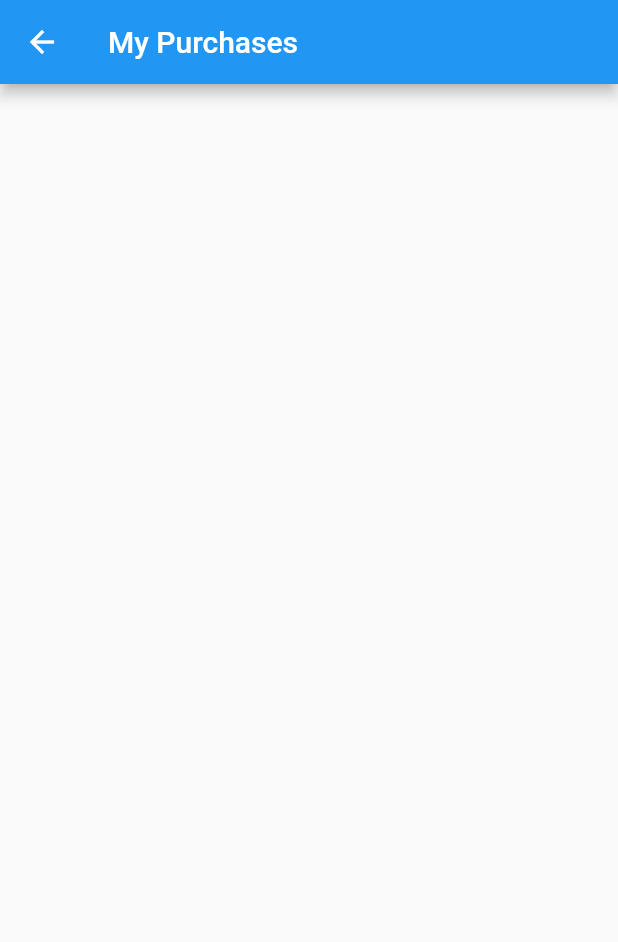
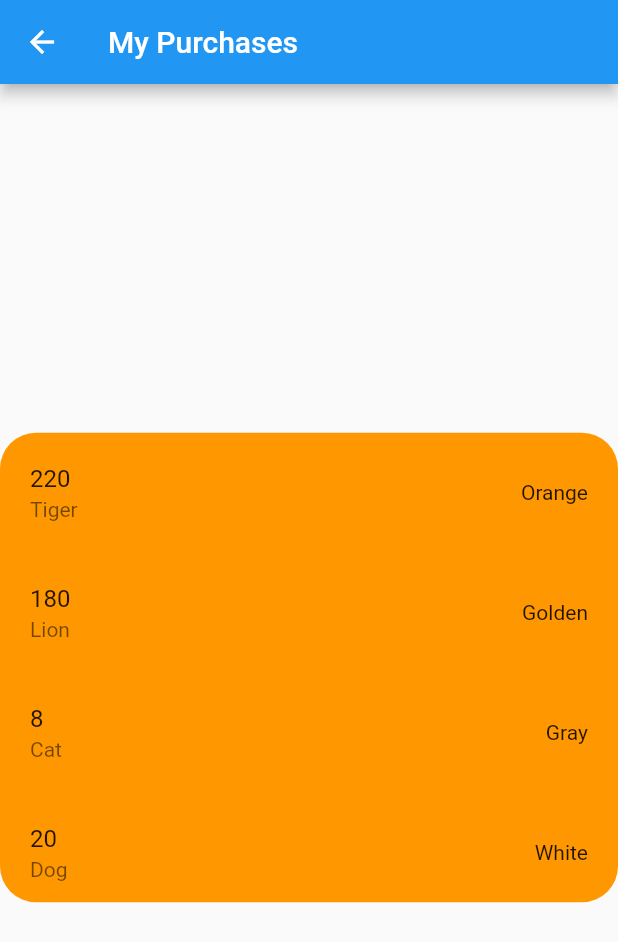
Before and after one commit to Seid-tech22/lesson_number_two, a Flutter app: the MyPurchasesScreen screen opened directly, on a phone screen of 412 x 824 dp. Shown: the top 942 px of the screen. Run offline on Flutter 3.47's test engine with Material 2 defaults, Android fonts, the phone set to English and light mode, and no system bars.

Commit message:
ListView

```diff
--- /dev/null
+++ b/lib/models/animal_list.dart
@@ -0,0 +1,7 @@
+class Animal {
+  final String name;
+  final String weight;
+  final String color;
+
+  Animal(this.name, this.weight, this.color);
+}
--- a/lib/screens/my_purchases_screen.dart
+++ b/lib/screens/my_purchases_screen.dart
@@ -1,6 +1,5 @@
 import 'package:flutter/material.dart';
-import 'package:flutter/src/widgets/container.dart';
-import 'package:flutter/src/widgets/framework.dart';
+import 'package:lesson_number_two/models/animal_list.dart';
 
 class MyPurchasesScreen extends StatefulWidget {
   const MyPurchasesScreen({super.key});
@@ -10,12 +9,60 @@ class MyPurchasesScreen extends StatefulWidget {
 }
 
 class _MyPurchasesScreenState extends State<MyPurchasesScreen> {
+  List<dynamic> animal = <Animal>[
+    Animal('Tiger', '220', 'Orange'),
+    Animal('Lion', '180', 'Golden'),
+    Animal('Cat', '8', 'Gray'),
+    Animal('Dog', '20', 'White'),
+    Animal('Elephant', '6000', 'Gray'),
+    Animal('Monkey', '12', 'Brown'),
+    Animal('Wolf', '90', 'Gray'),
+    Animal('Bear', '400', 'Black'),
+    Animal('Giraffe', '1200', 'Orange'),
+    Animal('Shark', '700', 'Gray'),
+    Animal('Ship', '150', 'White'),
+    Animal('Pig', '90', 'Purple'),
+    Animal('Fox', '20', 'Orange'),
+    Animal('Snake', '10', 'Green'),
+  ];
+
   @override
   Widget build(BuildContext context) {
     return Scaffold(
       appBar: AppBar(
         title: const Text('My Purchases'),
       ),
+      body: Column(
+        mainAxisAlignment: MainAxisAlignment.center,
+        children: [
+          const SizedBox(height: 10),
+          Container(
+            width: MediaQuery.of(context).size.width,
+            height: MediaQuery.of(context).size.height * 0.38,
+            decoration: BoxDecoration(
+              borderRadius: BorderRadius.circular(24),
+              color: Colors.orange,
+            ),
+            child: ListView.builder(
+              itemCount: animal.length,
+              itemBuilder: (context, index) => Padding(
+                padding: const EdgeInsets.all(4.0),
+                child: ListTile(
+                  title: Text(
+                    animal[index].weight,
+                  ),
+                  subtitle: Text(
+                    animal[index].name,
+                  ),
+                  trailing: Text(
+                    animal[index].color,
+                  ),
+                ),
+              ),
+            ),
+          ),
+        ],
+      ),
     );
   }
 }
```
